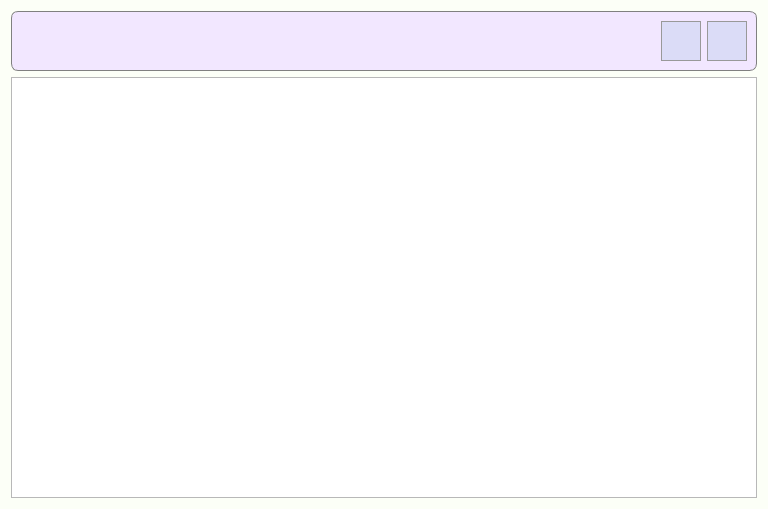
Before: the Qt Designer form ListClients.ui in FediiBohdan/TechService, drawn with Qt 5.
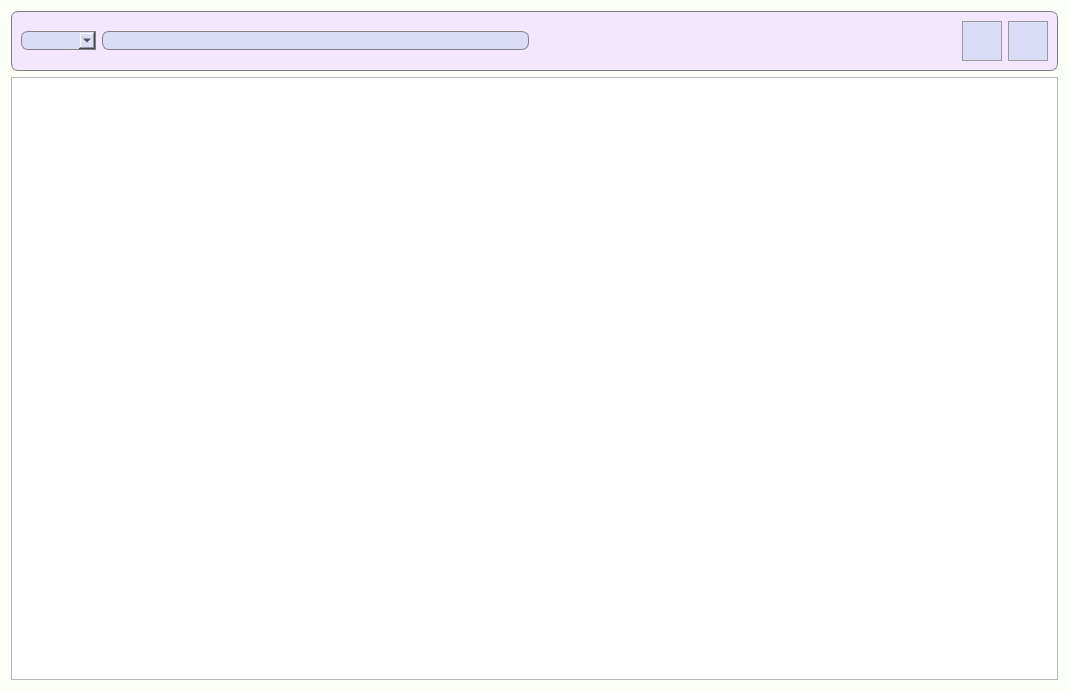
After: the same form once the commit is applied. Icons and pictures are not drawn.

Commit message: Clients classes were updated + some other fixes

```diff
--- a/ListClients.ui
+++ b/ListClients.ui
@@ -6,8 +6,8 @@
    <rect>
     <x>0</x>
     <y>0</y>
-    <width>768</width>
-    <height>509</height>
+    <width>1069</width>
+    <height>691</height>
    </rect>
   </property>
   <property name="windowTitle">
@@ -20,6 +20,13 @@
 }</string>
   </property>
   <layout class="QGridLayout" name="gridLayout_2">
+   <item row="1" column="0">
+    <widget class="QTableView" name="tableView">
+     <property name="styleSheet">
+      <string notr="true"/>
+     </property>
+    </widget>
+   </item>
    <item row="0" column="0">
     <widget class="QFrame" name="frame">
      <property name="minimumSize">
@@ -42,7 +49,7 @@
       <enum>QFrame::Raised</enum>
      </property>
      <layout class="QGridLayout" name="gridLayout">
-      <item row="0" column="2">
+      <item row="0" column="4">
        <widget class="QPushButton" name="updateButton">
         <property name="minimumSize">
          <size>
@@ -90,55 +97,7 @@
         </property>
        </widget>
       </item>
-      <item row="0" column="1">
-       <widget class="QPushButton" name="addClientButton">
-        <property name="minimumSize">
-         <size>
-          <width>40</width>
-          <height>40</height>
-         </size>
-        </property>
-        <property name="toolTip">
-         <string>Добавить клиента</string>
-        </property>
-        <property name="statusTip">
-         <string/>
-        </property>
-        <property name="styleSheet">
-         <string notr="true">QPushButton {
-	background-color: #dbdcf7;
-	border: 1px solid #999999;
-}
-
-QPushButton:hover {
-	background-color: #d5d6f0;
-	border: 1px solid #acacac;
-}
-
-QPushButton:pressed {
-	background-color: #cbcde6;
-	border: 2px solid #999999;
-}</string>
-        </property>
-        <property name="text">
-         <string/>
-        </property>
-        <property name="icon">
-         <iconset resource="images.qrc">
-          <normaloff>:/images/addWorker.png</normaloff>:/images/addWorker.png</iconset>
-        </property>
-        <property name="iconSize">
-         <size>
-          <width>33</width>
-          <height>33</height>
-         </size>
-        </property>
-        <property name="autoDefault">
-         <bool>false</bool>
-        </property>
-       </widget>
-      </item>
-      <item row="0" column="0">
+      <item row="0" column="2">
        <spacer name="horizontalSpacer">
         <property name="orientation">
          <enum>Qt::Horizontal</enum>
@@ -151,6 +110,92 @@
         </property>
        </spacer>
       </item>
+      <item row="0" column="0">
+       <widget class="QComboBox" name="searchComboBox">
+        <property name="font">
+         <font>
+          <pointsize>10</pointsize>
+         </font>
+        </property>
+        <property name="styleSheet">
+         <string notr="true">QComboBox {
+	border: 1px solid gray;
+    border-top-left-radius: 7px;
+	border-bottom-left-radius: 7px;
+    background-color: #dbdcf7;
+	padding-left: 6px;
+}</string>
+        </property>
+        <property name="sizeAdjustPolicy">
+         <enum>QComboBox::AdjustToContents</enum>
+        </property>
+       </widget>
+      </item>
+      <item row="0" column="3">
+       <widget class="QPushButton" name="addClientButton">
+        <property name="minimumSize">
+         <size>
+          <width>40</width>
+          <height>40</height>
+         </size>
+        </property>
+        <property name="toolTip">
+         <string>Добавить клиента</string>
+        </property>
+        <property name="statusTip">
+         <string/>
+        </property>
+        <property name="styleSheet">
+         <string notr="true">QPushButton {
+	background-color: #dbdcf7;
+	border: 1px solid #999999;
+}
+
+QPushButton:hover {
+	background-color: #d5d6f0;
+	border: 1px solid #acacac;
+}
+
+QPushButton:pressed {
+	background-color: #cbcde6;
+	border: 2px solid #999999;
+}</string>
+        </property>
+        <property name="text">
+         <string/>
+        </property>
+        <property name="icon">
+         <iconset resource="images.qrc">
+          <normaloff>:/images/addWorker.png</normaloff>:/images/addWorker.png</iconset>
+        </property>
+        <property name="iconSize">
+         <size>
+          <width>33</width>
+          <height>33</height>
+         </size>
+        </property>
+        <property name="autoDefault">
+         <bool>false</bool>
+        </property>
+       </widget>
+      </item>
+      <item row="0" column="1">
+       <widget class="QLineEdit" name="clientSearch">
+        <property name="font">
+         <font>
+          <pointsize>10</pointsize>
+         </font>
+        </property>
+        <property name="styleSheet">
+         <string notr="true">QLineEdit {
+	border: 1px solid gray;
+    border-radius: 7px;
+    background-color: #dbdcf7;
+	padding-left: 3px;
+}</string>
+        </property>
+       </widget>
+      </item>
      </layout>
     </widget>
    </item>
```
Left out of the diff: 10 changed lines with no effect on the pictures. The commit also changes 20 other files.
